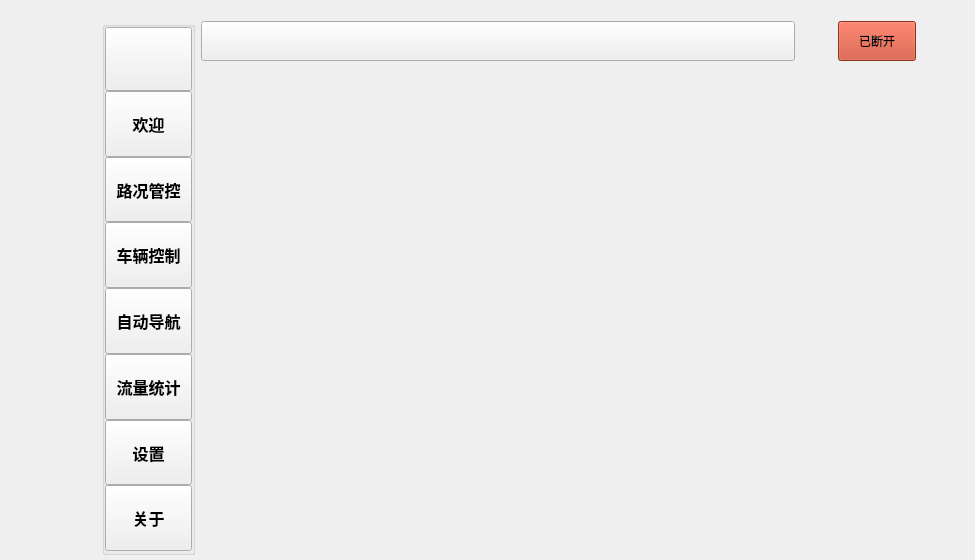
First picture: the form in widget.ui, repository CSU-Bug-Killer/CarDemo2, before the edit.
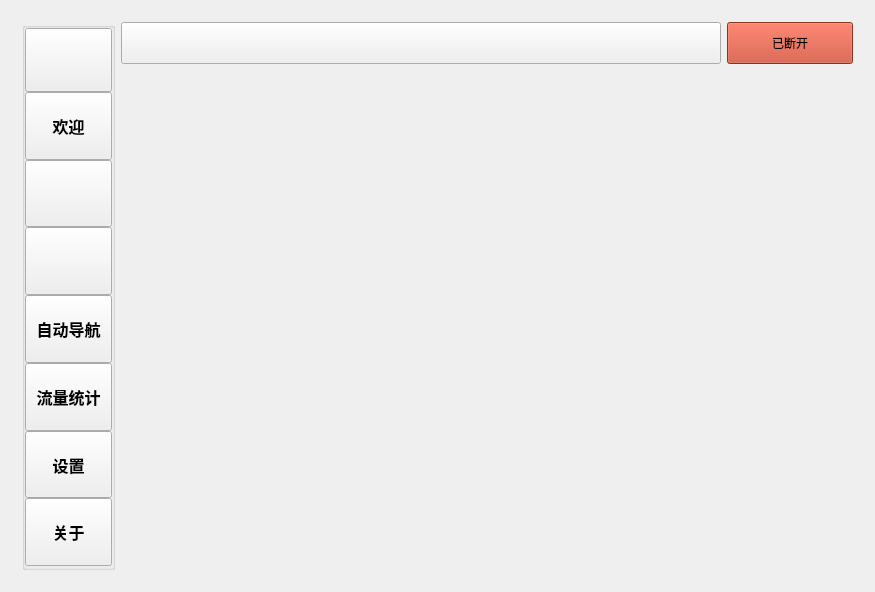
Second picture: the form after the edit. Icons and pictures are not drawn.

```diff
--- a/widget.ui
+++ b/widget.ui
@@ -6,8 +6,8 @@
    <rect>
     <x>0</x>
     <y>0</y>
-    <width>975</width>
-    <height>560</height>
+    <width>875</width>
+    <height>590</height>
    </rect>
   </property>
   <property name="sizePolicy">
@@ -24,17 +24,14 @@
     <normaloff>:/icon/BKlogo.png</normaloff>:/icon/BKlogo.png</iconset>
   </property>
   <property name="styleSheet">
+   <string notr="true"/>
+  </property>
+  <layout class="QHBoxLayout" name="horizontalLayout_4">
+   <item>
+    <widget class="QFrame" name="BG">
+     <property name="styleSheet">
    <string notr="true">background-image: url(:/image/bg.png);</string>
   </property>
-  <widget class="QWidget" name="layoutWidget">
-   <property name="geometry">
-    <rect>
-     <x>91</x>
-     <y>10</y>
-     <width>836</width>
-     <height>556</height>
-    </rect>
-   </property>
    <layout class="QHBoxLayout" name="horizontalLayout_3">
     <item>
      <widget class="QGroupBox" name="groupBox">
@@ -92,7 +89,7 @@
         </widget>
        </item>
        <item>
-        <widget class="QToolButton" name="welcomeBtn">
+          <widget class="QPushButton" name="welcomeBtn">
          <property name="sizePolicy">
           <sizepolicy hsizetype="Fixed" vsizetype="Expanding">
            <horstretch>0</horstretch>
@@ -130,7 +127,7 @@
           <bool>false</bool>
          </property>
          <property name="styleSheet">
-          <string notr="true"/>
+            <string notr="true">background-image: url();</string>
          </property>
          <property name="inputMethodHints">
           <set>Qt::ImhNone</set>
@@ -145,7 +142,7 @@
         </widget>
        </item>
        <item>
-        <widget class="QToolButton" name="mainBtn">
+          <widget class="QPushButton" name="mainBtn">
          <property name="sizePolicy">
           <sizepolicy hsizetype="Fixed" vsizetype="Expanding">
            <horstretch>0</horstretch>
@@ -177,10 +174,10 @@
           <enum>Qt::DefaultContextMenu</enum>
          </property>
          <property name="styleSheet">
-          <string notr="true"/>
+            <string notr="true">background-image: url();</string>
          </property>
          <property name="text">
-          <string>路况管控</string>
+            <string/>
          </property>
          <property name="icon">
           <iconset resource="icons.qrc">
@@ -226,7 +223,7 @@
           <string notr="true"/>
          </property>
          <property name="text">
-          <string>车辆控制</string>
+            <string/>
          </property>
          <property name="icon">
           <iconset resource="icons.qrc">
@@ -307,6 +304,9 @@
            <bold>true</bold>
           </font>
          </property>
+           <property name="styleSheet">
+            <string notr="true">background-image: url();</string>
+           </property>
          <property name="text">
           <string>流量统计</string>
          </property>
@@ -413,15 +413,21 @@
        <layout class="QHBoxLayout" name="horizontalLayout_2">
         <item>
          <widget class="QPushButton" name="pushButton">
+            <property name="sizePolicy">
+             <sizepolicy hsizetype="Expanding" vsizetype="Expanding">
+              <horstretch>0</horstretch>
+              <verstretch>0</verstretch>
+             </sizepolicy>
+            </property>
           <property name="minimumSize">
            <size>
-            <width>594</width>
-            <height>40</height>
+              <width>600</width>
+              <height>42</height>
            </size>
           </property>
           <property name="maximumSize">
            <size>
-            <width>594</width>
+              <width>600</width>
             <height>16777215</height>
            </size>
           </property>
@@ -433,19 +439,6 @@
           </property>
          </widget>
         </item>
-        <item>
-         <spacer name="horizontalSpacer">
-          <property name="orientation">
-           <enum>Qt::Horizontal</enum>
-          </property>
-          <property name="sizeHint" stdset="0">
-           <size>
-            <width>40</width>
-            <height>20</height>
-           </size>
-          </property>
-         </spacer>
-        </item>
         <item>
          <widget class="QPushButton" name="connectBtn">
           <property name="sizePolicy">
@@ -456,8 +449,8 @@
           </property>
           <property name="minimumSize">
            <size>
-            <width>20</width>
-            <height>0</height>
+              <width>50</width>
+              <height>42</height>
            </size>
           </property>
           <property name="styleSheet">
@@ -508,7 +501,7 @@
           </property>
           <property name="minimumSize">
            <size>
-            <width>0</width>
+              <width>223</width>
             <height>0</height>
            </size>
           </property>
@@ -518,6 +511,9 @@
             <height>16777215</height>
            </size>
           </property>
+            <property name="styleSheet">
+             <string notr="true">background-image: url();</string>
+            </property>
          </widget>
         </item>
        </layout>
@@ -526,6 +522,8 @@
     </item>
    </layout>
   </widget>
+   </item>
+  </layout>
  </widget>
  <layoutdefault spacing="6" margin="11"/>
  <resources>
```
Left out of the diff: 22 changed lines with no effect on the pictures. Lines whose indentation alone changed are shown as unchanged.
